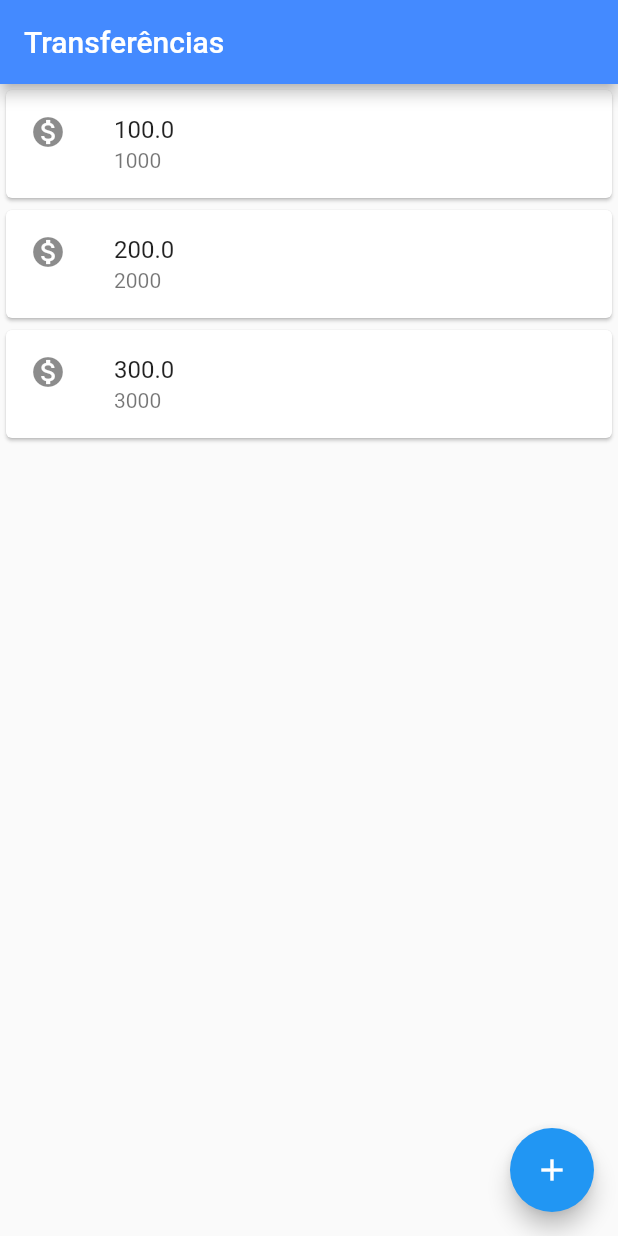
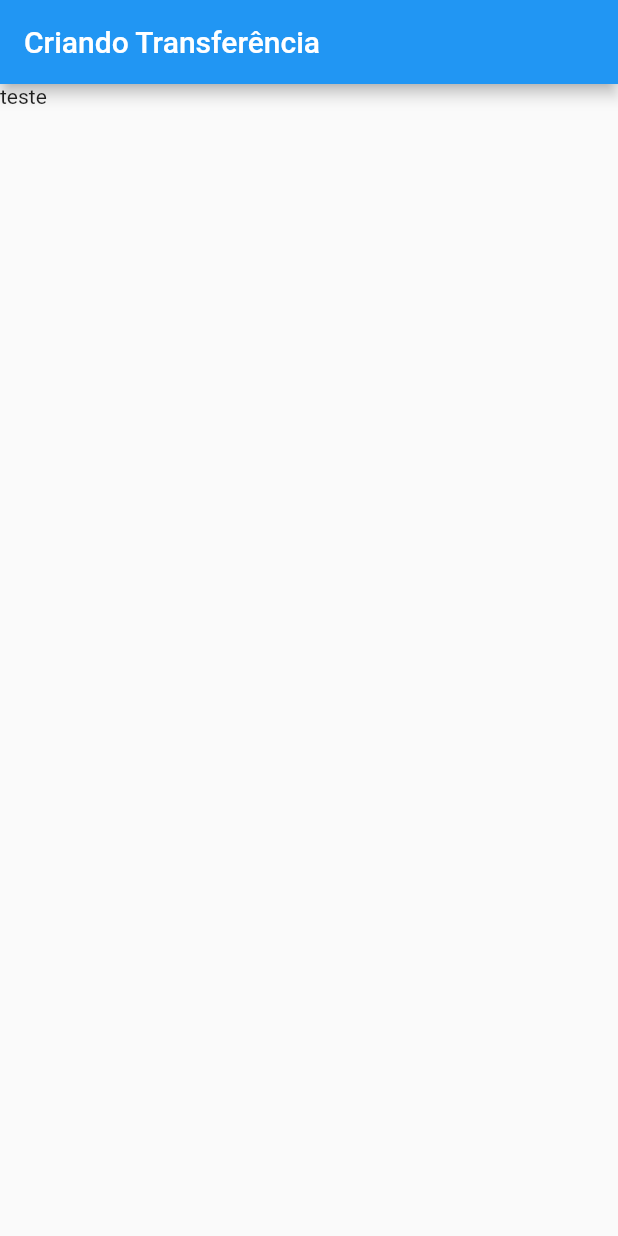
Before and after one commit to lucas-itenabler/Flutter-1-Bytebank, a Flutter app: the screen it shows after launch, on a phone screen of 412 x 824 dp. Run offline on Flutter 3.47's test engine with Material 2 defaults, Android fonts, the phone set to English and light mode, and no system bars.

Commit message:
Refatorando os códigos e preparando ambiente para o hot reload

```diff
--- a/bytebank/lib/main.dart
+++ b/bytebank/lib/main.dart
@@ -1,37 +1,53 @@
 import 'package:flutter/material.dart';
 
-void main() => runApp(MaterialApp(
+void main() => runApp(BytebankApp());
+
+class BytebankApp extends StatelessWidget {
+  @override
+  Widget build(BuildContext context) {
+    return MaterialApp(
       home: Scaffold(
-        body: ListaTransferencias(),
+        body: FormularioTransferencia(),
+      ),
+    );
+  }
+}
+
+class FormularioTransferencia extends StatelessWidget {
+  @override
+  Widget build(BuildContext context) {
+    return Scaffold(
+        appBar: AppBar(title: Text('Criando Transferência'),),
+        body: Text('teste'));
+  }
+}
+
+class ListaTransferencias extends StatelessWidget {
+  @override
+  Widget build(BuildContext context) {
+    // TODO: implement build
+    return Scaffold(
       appBar: AppBar(
         title: Text('Transferências'),
         backgroundColor: Colors.blueAccent,
+      ),
+      body: Column(
+        children: <Widget>[
+          ItemTransferencia(Transferencia(100.0, 1000)),
+          ItemTransferencia(Transferencia(200.0, 2000)),
+          ItemTransferencia(Transferencia(300.0, 3000)),
+        ],
       ),
       floatingActionButton: FloatingActionButton(
         onPressed: () {},
         child: Icon(Icons.add),
       ),
-      ),
-    ));
-
-class ListaTransferencias extends StatelessWidget {
-  @override
-  Widget build(BuildContext context) {
-    // TODO: implement build
-    return Column(
-      children: <Widget>[
-       ItemTransferencia(Transferencia(100.0, 1000)),
-       ItemTransferencia(Transferencia(200.0, 2000)),
-       ItemTransferencia(Transferencia(300.0, 3000)),
-      ],
     );
   }
 }
 
 class ItemTransferencia extends StatelessWidget {
-
   final Transferencia _transferencia;
-
 
   ItemTransferencia(this._transferencia);
 
@@ -48,10 +64,8 @@ class ItemTransferencia extends StatelessWidget {
 }
 
 class Transferencia {
-
   final double valor;
   final int numeroConta;
 
-
   Transferencia(this.valor, this.numeroConta);
 }
```
Lines whose indentation alone changed are shown as unchanged.
